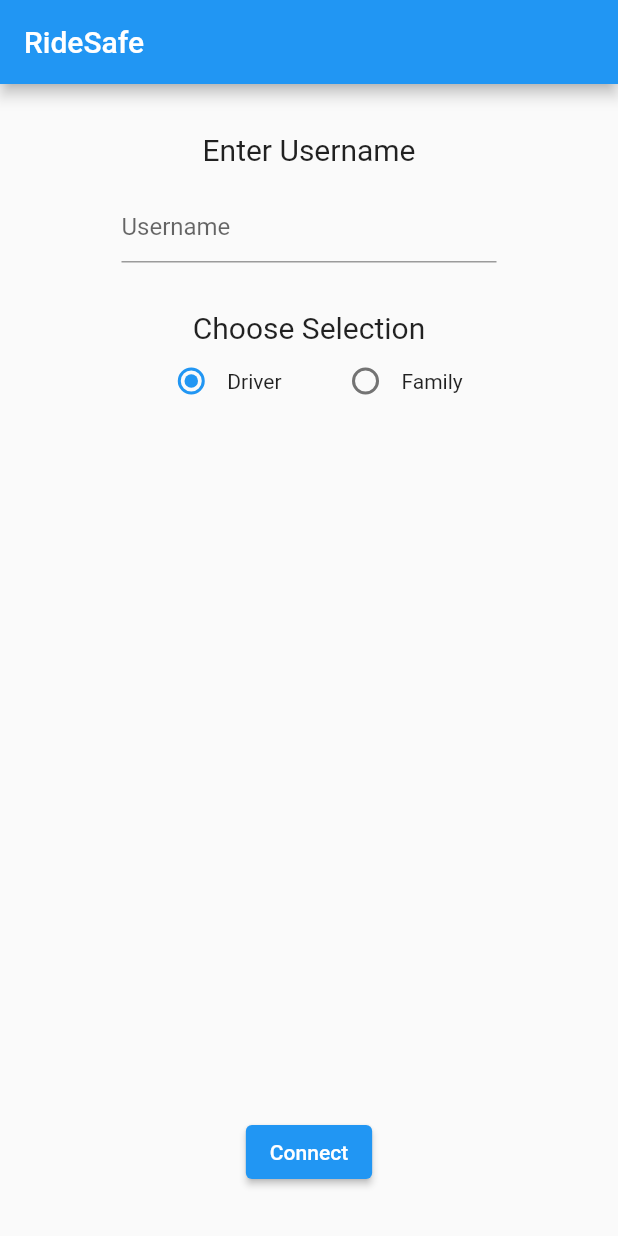
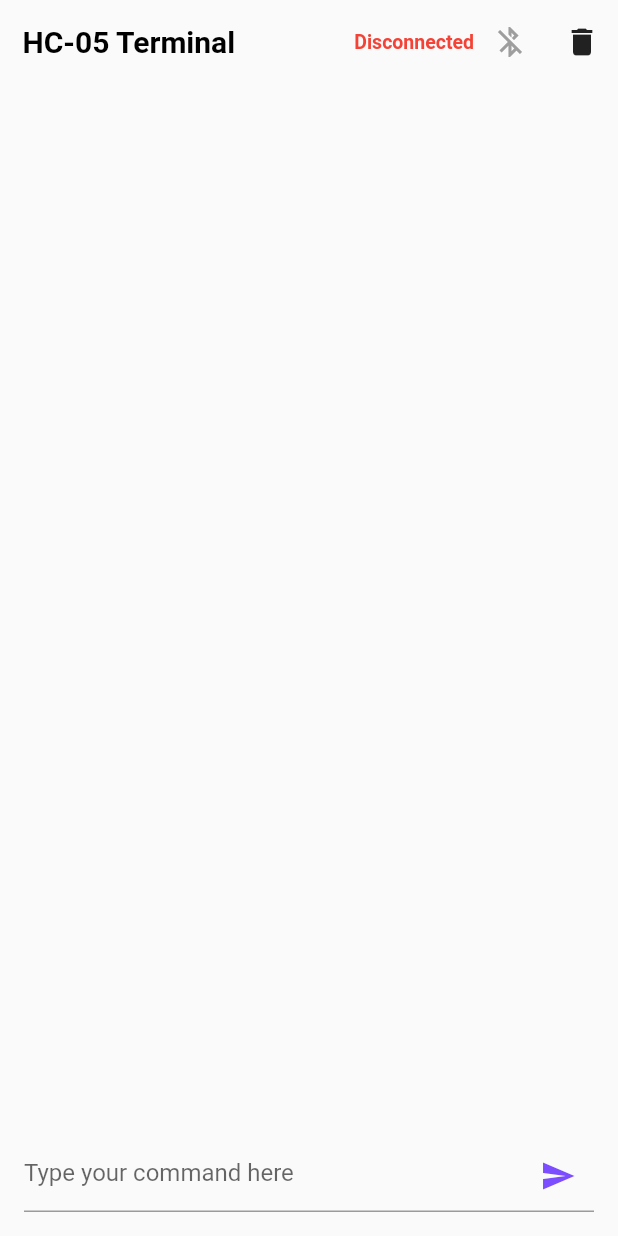
Before and after one commit to splitscale/ridesafe_mobile, a Flutter app: the screen it shows after launch, on a phone screen of 412 x 824 dp. Run offline on Flutter 3.47's test engine with Material 2 defaults, Android fonts, the light colour scheme and no system bars; our stand-ins replace flutter_riverpod, geolocator, google_maps_flutter, hive, hive_flutter, hooks_riverpod and 2 more; missing offline and left inert: ridesafe_api, ridesafe_core; accounts and stored records are empty.

Commit message:
feat: Add bluetooth capability and UI
closes #1

```diff
--- a/lib/main.dart
+++ b/lib/main.dart
@@ -1,19 +1,39 @@
 import 'package:flutter/material.dart';
-import 'package:shca_test/screens/username_screen.dart';
+import 'package:ridesafe_api/api_endpoints.dart';
+import 'package:ridesafe_api/ridesafe_api.dart';
+import 'package:shca_test/screens/terminal/terminal_screen.dart';
 import 'package:hive_flutter/hive_flutter.dart';
 import 'package:shca_test/models/contacts_model.dart';
 import 'package:hooks_riverpod/hooks_riverpod.dart';
 
+import 'dependencies/flutter_dependency_initializer.dart';
+
 void main() async {
+  final dependencyInitializer = FlutterDependencyInitializer<Ridesafe>(
+    [
+      () async => ApiEndpoints(),
+    ],
+    () async => Ridesafe(ApiEndpoints()),
+  );
+
+  final Ridesafe ridesafe = await dependencyInitializer.initialize();
+
   await Hive.initFlutter();
   Hive.registerAdapter(ContactAdapter());
   await Hive.openBox<Contact>('contacts');
 
-  runApp(const ProviderScope(child: MyApp()));
+  runApp(ProviderScope(
+      child: MyApp(
+    ridesafe: ridesafe,
+  )));
 }
 
 class MyApp extends StatelessWidget {
-  const MyApp({super.key});
+  final Ridesafe _ridesafe;
+
+  const MyApp({Key? key, required Ridesafe ridesafe})
+      : _ridesafe = ridesafe,
+        super(key: key);
 
   // This widget is the root of your application.
   @override
@@ -24,7 +44,8 @@ class MyApp extends StatelessWidget {
         // is not restarted.
         primarySwatch: Colors.blue,
       ),
-      home: const UsernameScreen(),
+      // home: const UsernameScreen(),
+      home: TerminalScreen(ridesafe: _ridesafe),
     );
   }
 }
--- /dev/null
+++ b/lib/ridesafe_bluetooth/bluetooth_actions_handler.dart
@@ -0,0 +1,45 @@
+import 'package:ridesafe_api/api_endpoints.dart';
+import 'package:ridesafe_api/device/connected_device_service_controller.dart';
+import 'package:ridesafe_core/connected_device/connected_device.dart';
+import 'package:shca_test/stream/console/console.dart';
+
+class BluetoothActionsHandler {
+  final ConnectedDeviceServiceController _controller;
+
+  BluetoothActionsHandler(ConnectedDeviceServiceController controller)
+      : _controller = controller;
+
+  void startListening(ConnectedDevice<BluetoothConnection> connectedDevice) {
+    final stream = _controller.startListening();
+
+    stream.listen((event) {
+      Console.log(event);
+    });
+  }
+
+  Future<void> send(String message) async {
+    try {
+      await _controller.send(message);
+    } catch (e) {
+      Console.error(e.toString());
+    }
+  }
+
+  Future<void> disconnect() async {
+    try {
+      await _controller.disconnect();
+    } catch (e) {
+      Console.error(e.toString());
+    }
+  }
+
+  Future<void> dispose() async {
+    try {
+      await _controller.stopListening();
+    } catch (e) {
+      Console.error(e.toString());
+    }
+  }
+
+  bool get isConnected => _controller.isConnected;
+}
--- /dev/null
+++ b/lib/ridesafe_bluetooth/bluetooth_scanning_handler.dart
@@ -0,0 +1,40 @@
+import 'package:ridesafe_api/api_endpoints.dart';
+import 'package:ridesafe_api/device/connected_device_service_controller.dart';
+import 'package:ridesafe_api/ridesafe_api.dart';
+import 'package:ridesafe_core/connected_device/connected_device.dart';
+import 'package:ridesafe_core/device/device.dart';
+
+import '../state/bool_state.dart';
+import '../stream/console/console.dart';
+import 'bluetooth_connection_handler.dart';
+
+class BluetoothScanningHandler {
+  final Ridesafe _ridesafe;
+  final BluetoothConnectionHandler _connHandler;
+
+  BluetoothScanningHandler(Ridesafe ridesafe)
+      : _connHandler = BluetoothConnectionHandler(
+          ridesafe.bluetooth,
+          ridesafe.permissions,
+          BoolState(),
+          'HC-05',
+          '1234',
+        ),
+        _ridesafe = ridesafe;
+
+  Future<ConnectedDeviceServiceController> scanAndConnect() async {
+    try {
+      await _connHandler.assertDeviceBluetoothModule();
+      await _connHandler.assertBluetoothPermission();
+      final Device device = await _connHandler.scanDevices();
+
+      final ConnectedDevice<BluetoothConnection> connectedDevice =
+          await _connHandler.pairDevice(device);
+
+      return _ridesafe.getConnectedDeviceController(connectedDevice);
+    } catch (e) {
+      Console.error(e.toString());
+      rethrow;
+    }
+  }
+}
--- /dev/null
+++ b/lib/screens/terminal/terminal_screen.dart
@@ -0,0 +1,171 @@
+// ignore_for_file: library_private_types_in_public_api
+
+import 'dart:async';
+
+import 'package:flutter/material.dart';
+import 'package:ridesafe_api/ridesafe_api.dart';
+import 'package:shca_test/ridesafe_bluetooth/bluetooth_actions_handler.dart';
+import 'package:shca_test/ridesafe_bluetooth/bluetooth_scanning_handler.dart';
+import 'package:shca_test/widgets/stream_text.dart';
+
+import '../../stream/console/console.dart';
+
+class TerminalScreen extends StatefulWidget {
+  final Ridesafe ridesafe;
+
+  const TerminalScreen({Key? key, required this.ridesafe}) : super(key: key);
+
+  @override
+  _TerminalScreenState createState() => _TerminalScreenState();
+}
+
+class _TerminalScreenState extends State<TerminalScreen> {
+  late BluetoothScanningHandler _service;
+  late BluetoothActionsHandler _actionsHandler;
+
+  final TextEditingController _textEditingController = TextEditingController();
+  final FocusNode _focusNode = FocusNode();
+
+  late final Stream<String> _logStream;
+
+  bool _isConnected = false;
+
+  void _handleTextFieldSubmit(String str) {
+    setState(() {
+      _textEditingController.clear();
+      _actionsHandler.send(_textEditingController.text);
+    });
+  }
+
+  bool _checkConnection() {
+    return _actionsHandler.isConnected;
+  }
+
+  void _handleClearConsole() {
+    setState(() {
+      Console.clear();
+    });
+  }
+
+  Future<void> _handleConnection() async {
+    try {
+      final connectedDeviceController = await _service.scanAndConnect();
+
+      _actionsHandler = BluetoothActionsHandler(connectedDeviceController);
+
+      setState(() {
+        _isConnected = _checkConnection();
+      });
+    } catch (e) {
+      Console.error(e.toString());
+    }
+  }
+
+  @override
+  void initState() {
+    super.initState();
+    _service = BluetoothScanningHandler(widget.ridesafe);
+
+    _logStream = Console.logStream;
+  }
+
+  @override
+  void dispose() {
+    _textEditingController.dispose();
+    _actionsHandler.dispose();
+    Console.close();
+    super.dispose();
+  }
+
+  @override
+  Widget build(BuildContext context) {
+    return Scaffold(
+      body: SafeArea(
+        child: Column(
+          crossAxisAlignment: CrossAxisAlignment.stretch,
+          children: [
+            SizedBox(
+              height: kToolbarHeight, // Use the same height as AppBar
+              child: Row(
+                mainAxisAlignment: MainAxisAlignment.spaceBetween,
+                children: [
+                  const Padding(
+                    padding: EdgeInsets.only(left: 15),
+                    child: Text(
+                      'HC-05 Terminal',
+                      style: TextStyle(
+                        fontSize: 20.0,
+                        color: Colors.black,
+                        fontWeight: FontWeight.bold,
+                      ),
+                    ),
+                  ),
+                  Row(
+                    mainAxisAlignment: MainAxisAlignment.spaceBetween,
+                    children: [
+                      Text(
+                        _isConnected ? 'Connected' : 'Disconnected',
+                        style: TextStyle(
+                          color: _isConnected ? Colors.green : Colors.red,
+                          fontWeight: FontWeight.bold,
+                          fontSize: 13,
+                        ),
+                      ),
+                      IconButton(
+                        icon: Icon(
+                          _isConnected
+                              ? Icons.bluetooth_connected // Use connected icon
+                              : Icons
+                                  .bluetooth_disabled, // Use disconnected icon
+                          color: _isConnected ? Colors.blue : Colors.grey,
+                        ),
+                        onPressed: _handleConnection,
+                      ),
+                      IconButton(
+                        icon: const Icon(Icons.delete),
+                        onPressed: _handleClearConsole,
+                      ),
+                    ],
+                  ),
+                ],
+              ),
+            ),
+            Expanded(
+              child: StreamText(
+                textStream: _logStream,
+              ),
+            ),
+            Container(
+              padding: const EdgeInsets.all(16.0),
+              child: Column(
+                crossAxisAlignment: CrossAxisAlignment.stretch,
+                children: [
+                  TextField(
+                    controller: _textEditingController,
+                    onSubmitted: (str) {
+                      _handleTextFieldSubmit(str);
+                      _focusNode.requestFocus();
+                    },
+                    focusNode: _focusNode,
+                    decoration: InputDecoration(
+                      hintText: 'Type your command here',
+                      suffixIcon: IconButton(
+                        onPressed: () {
+                          _handleTextFieldSubmit(_textEditingController.text);
+                        },
+                        icon: const Icon(
+                          Icons.send,
+                          color: Colors.deepPurpleAccent,
+                        ),
+                      ),
+                    ),
+                  ),
+                ],
+              ),
+            ),
+          ],
+        ),
+      ),
+    );
+  }
+}
--- /dev/null
+++ b/lib/widgets/stream_text.dart
@@ -0,0 +1,88 @@
+// ignore_for_file: library_private_types_in_public_api
+
+import 'dart:async';
+
+import 'package:flutter/material.dart';
+
+import '../stream/console/console.dart';
+
+class StreamText extends StatefulWidget {
+  final Stream<String> textStream;
+
+  const StreamText({Key? key, required this.textStream}) : super(key: key);
+
+  @override
+  _StreamTextState createState() => _StreamTextState();
+}
+
+class _StreamTextState extends State<StreamText> {
+  late final ScrollController _controller =
+      ScrollController(initialScrollOffset: 0.0);
+  final List<String> _lines = [];
+  late StreamSubscription<String> _streamSubscription;
+
+  _clearLines() {
+    _lines.clear();
+  }
+
+  @override
+  void initState() {
+    super.initState();
+    _subscribeToStream();
+  }
+
+  @override
+  void dispose() {
+    _streamSubscription.cancel();
+    super.dispose();
+  }
+
+  void _subscribeToStream() {
+    _streamSubscription = widget.textStream.listen((String data) {
+      setState(() {
+        _lines.add(data);
+      });
+      // Scroll to the bottom of the ListView when new data is added
+      // ignore: unnecessary_null_comparison
+      if (_controller.hasClients && _controller.position != null) {
+        try {
+          _controller.animateTo(
+            _controller.position.maxScrollExtent,
+            duration: const Duration(milliseconds: 150),
+            curve: Curves.easeOut,
+          );
+        } catch (e) {
+          Console.log('Error: $e');
+          _controller.animateTo(
+            0.0,
+            duration: const Duration(milliseconds: 150),
+            curve: Curves.easeOut,
+          );
+        }
+      }
+
+      // clear lines
+      if (data == '') {
+        setState(() {
+          _clearLines();
+        });
+      }
+    });
+  }
+
+  @override
+  Widget build(BuildContext context) {
+    return ListView.builder(
+      controller: _controller,
+      itemCount: _lines.length,
+      itemBuilder: (context, index) {
+        return Padding(
+          padding: const EdgeInsets.symmetric(vertical: 2, horizontal: 8),
+          child: Text(
+            _lines[index],
+          ),
+        );
+      },
+    );
+  }
+}
```
Also changed, not shown: lib/dependencies/flutter_dependency_initializer.dart (added, +16 -0 lines), lib/ridesafe_bluetooth/bluetooth_connection_handler.dart (+8 -4 lines), lib/ridesafe_bluetooth/bluetooth_test_controller.dart (deleted, +0 -42 lines), pubspec.lock.
